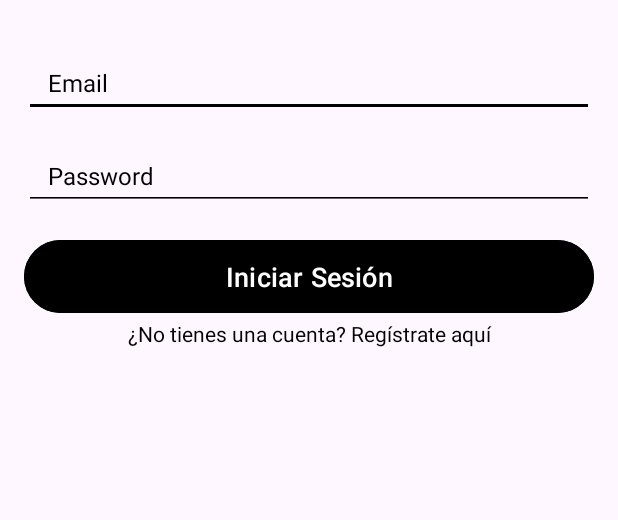
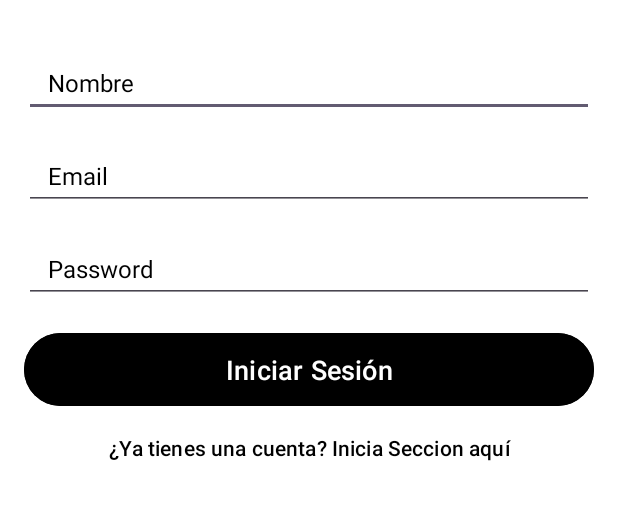
Before and after one commit to AndresZapataPascual/FamilyTasker, an Android app: the layout layout_registro.xml on its own in the app's theme, with its tools: preview values and no code run, on a phone screen of 412 x 824 dp, the part 322-842 px from its top. Run offline under Robolectric (Android 15) with nearby library versions, the phone set to English and light mode, and no system bars.

Commit message:
Cambios good
Pantalla de registro anexada

```diff
--- a/app/src/main/res/layout/activity_main.xml
+++ b/app/src/main/res/layout/activity_main.xml
@@ -81,11 +81,12 @@
         android:paddingBottom="12dp" />
 
     <!-- Enlace para crear cuenta -->
-    <TextView
-        android:id="@+id/textViewSignUp"
+    <Button
+        android:id="@+id/buttonSignUp"
         android:layout_width="match_parent"
         android:layout_height="wrap_content"
         android:gravity="center"
+        android:background="@android:color/transparent"
         android:textColor="@color/black"
         android:text="@string/VinculoSeccion" />
 
--- a/app/src/main/res/layout/layout_registro.xml
+++ b/app/src/main/res/layout/layout_registro.xml
@@ -4,6 +4,7 @@
     android:layout_width="match_parent"
     android:layout_height="match_parent"
     android:orientation="vertical"
+    android:background="@color/white"
     android:padding="16dp">
 
     <!-- Encabezado con el logo y el nombre de la app -->
@@ -32,13 +33,13 @@
     </LinearLayout>
 
     <!-- Campos de entrada para correo electrónico y contraseña -->
+
     <EditText
-        android:id="@+id/editTextEmail"
+        android:id="@+id/editTextNombre"
         android:layout_width="match_parent"
         android:layout_height="wrap_content"
         android:layout_marginBottom="16dp"
-        android:hint="@string/HintEmail"
-        android:backgroundTint="@color/black"
+        android:hint="@string/HintName"
         android:textColorHint="@color/black"
         android:textColor="@android:color/black"
         android:paddingStart="16dp"
@@ -50,12 +51,27 @@
     </EditText>
 
     <EditText
-        android:id="@+id/editTextPassword"
+        android:id="@+id/editTextCorreo"
+        android:layout_width="match_parent"
+        android:layout_height="wrap_content"
+        android:layout_marginBottom="16dp"
+        android:hint="@string/HintEmail"
+        android:textColorHint="@color/black"
+        android:textColor="@android:color/black"
+        android:paddingStart="16dp"
+        android:paddingEnd="16dp"
+        android:paddingTop="12dp"
+        android:paddingBottom="12dp"
+        android:textSize="16sp"
+        android:inputType="textEmailAddress" >
+    </EditText>
+
+    <EditText
+        android:id="@+id/editTextContraseña"
         android:layout_width="match_parent"
         android:layout_height="wrap_content"
         android:layout_marginBottom="16dp"
         android:hint="@string/HintPassword"
-        android:backgroundTint="@color/black"
         android:textColor="@android:color/black"
         android:textColorHint="@color/black"
         android:paddingStart="16dp"
@@ -63,14 +79,14 @@
         android:paddingTop="12dp"
         android:paddingBottom="12dp"
         android:textSize="16sp"
-        android:inputType="textPassword" >
-    </EditText>
+        android:inputType="textPassword" />
+
     <!-- Botón de inicio de sesión -->
     <Button
-        android:id="@+id/buttonLogin"
+        android:id="@+id/buttonRegistrar"
         android:layout_width="match_parent"
         android:layout_height="wrap_content"
-        android:text="@string/ButtonSeccion"
+        android:text="@string/buttonRegistrar"
         android:textSize="18sp"
         android:textColor="@android:color/white"
         android:backgroundTint="@color/black"
@@ -78,12 +94,13 @@
         android:paddingBottom="12dp" />
 
     <!-- Enlace para crear cuenta -->
-    <TextView
-        android:id="@+id/textViewSignUp"
+    <Button
+        android:id="@+id/ButonIniciar"
         android:layout_width="match_parent"
         android:layout_height="wrap_content"
         android:gravity="center"
         android:textColor="@color/black"
-        android:text="@string/VinculoSeccion" />
+        android:background="@android:color/transparent"
+        android:text="@string/VinculoInicio" />
 
 </LinearLayout>
--- a/app/src/main/res/values/strings.xml
+++ b/app/src/main/res/values/strings.xml
@@ -1,7 +1,9 @@
 <resources>
     <string name="app_name">FAMILY TASKER</string>
     <string name="HintEmail">Email</string>
+    <string name="HintName">Nombre</string>
     <string name="HintPassword">Password</string>
-    <string name="ButtonSeccion">Iniciar Sesión</string>
+    <string name="buttonRegistrar">Iniciar Sesión</string>
     <string name="VinculoSeccion">¿No tienes una cuenta? Regístrate aquí</string>
+    <string name="VinculoInicio">¿Ya tienes una cuenta? Inicia Seccion aquí</string>
 </resources>
```
Also changed, not shown: app/src/main/AndroidManifest.xml (+6 -1 lines), app/src/main/java/com/andreszapata/familytasker/MainActivity.java (+13 -3 lines), app/src/main/java/com/andreszapata/familytasker/RegistroActivity.java (+26 -1 lines).
